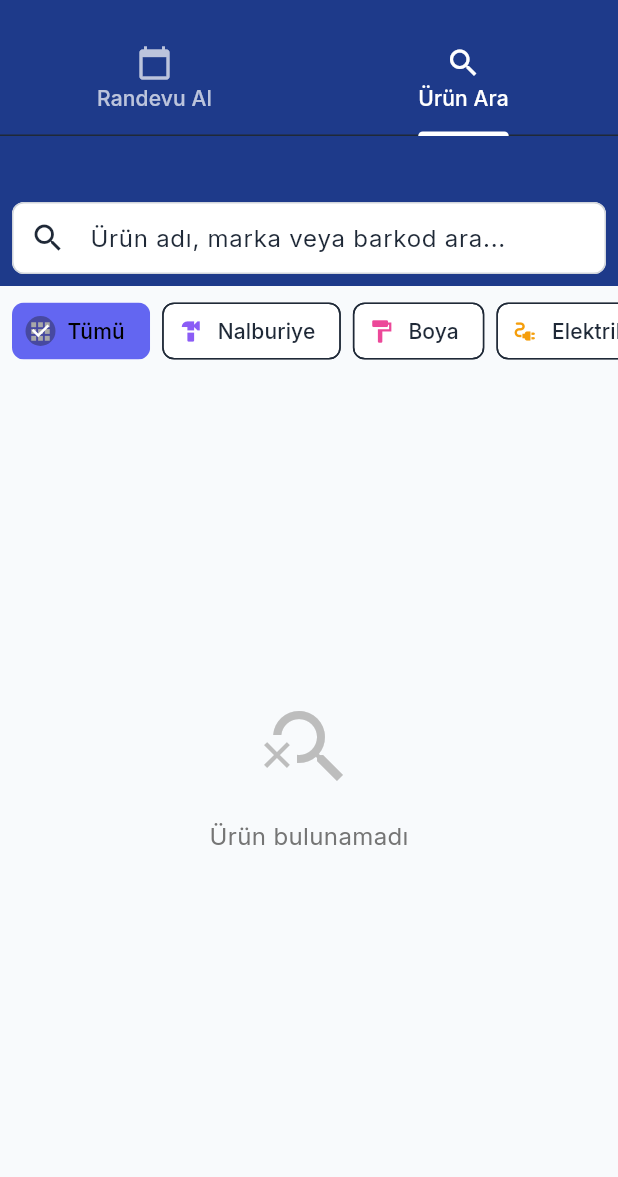
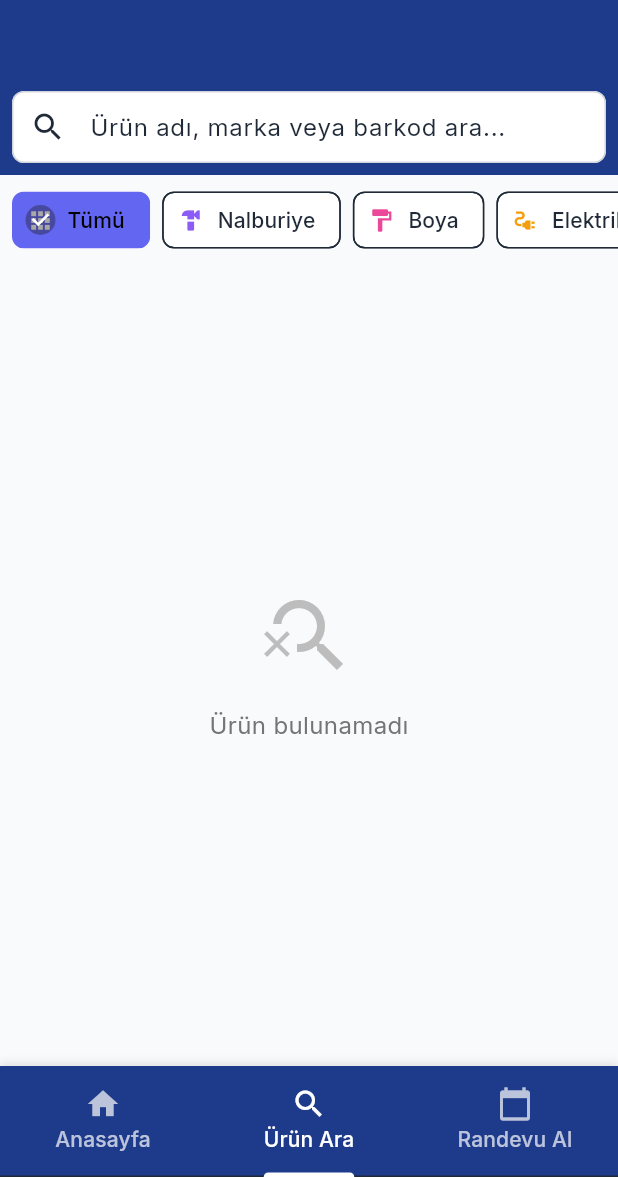
Before and after one commit to mehmet-karataslar/malzemecim, a Flutter app: the screen it shows after launch, tab 2 chosen, on a phone screen of 412 x 824 dp, the part 59-1236 px from its top. Run offline on Flutter 3.47's test engine with Material 3 defaults, Android fonts, the phone set to English and light mode, and no system bars; our stand-ins replace cached_network_image, camera, cloud_firestore, connectivity_plus, firebase_auth, firebase_core and 4 more; missing offline and left inert: dart:html, mobile_scanner; accounts and stored records are empty; generated files the repository leaves out were written again.

Commit message:
Update homepage to 3 tabs (Home, Search, Appointment), move tabs to bottom, add Firestore rules for public product search and appointments

```diff
--- a/lib/features/home/screens/home_page.dart
+++ b/lib/features/home/screens/home_page.dart
@@ -39,7 +39,7 @@ class _HomePageState extends State<HomePage> with SingleTickerProviderStateMixin
   @override
   void initState() {
     super.initState();
-    _tabController = TabController(length: 2, vsync: this);
+    _tabController = TabController(length: 3, vsync: this);
     _loadData();
   }
 
@@ -125,29 +125,46 @@ class _HomePageState extends State<HomePage> with SingleTickerProviderStateMixin
             },
           ),
         ],
-        bottom: TabBar(
+      ),
+      body: TabBarView(
+        controller: _tabController,
+        children: [
+          _buildHomeTab(),
+          const PublicProductSearchScreen(),
+          const BookAppointmentScreen(),
+        ],
+      ),
+      bottomNavigationBar: Container(
+        decoration: BoxDecoration(
+          color: AppTheme.primaryColor,
+          boxShadow: [
+            BoxShadow(
+              color: Colors.black.withOpacity(0.1),
+              blurRadius: 4,
+              offset: const Offset(0, -2),
+            ),
+          ],
+        ),
+        child: TabBar(
           controller: _tabController,
           tabs: const [
             Tab(
-              icon: Icon(Icons.calendar_today),
-              text: 'Randevu Al',
+              icon: Icon(Icons.home),
+              text: 'Anasayfa',
             ),
             Tab(
               icon: Icon(Icons.search),
               text: 'Ürün Ara',
+            ),
+            Tab(
+              icon: Icon(Icons.calendar_today),
+              text: 'Randevu Al',
             ),
           ],
           labelColor: Colors.white,
           unselectedLabelColor: Colors.white70,
           indicatorColor: Colors.white,
         ),
-      ),
-      body: TabBarView(
-        controller: _tabController,
-        children: [
-          _buildHomeTab(),
-          const PublicProductSearchScreen(),
-        ],
       ),
     );
   }
```
Also changed, not shown: 2 other files.
